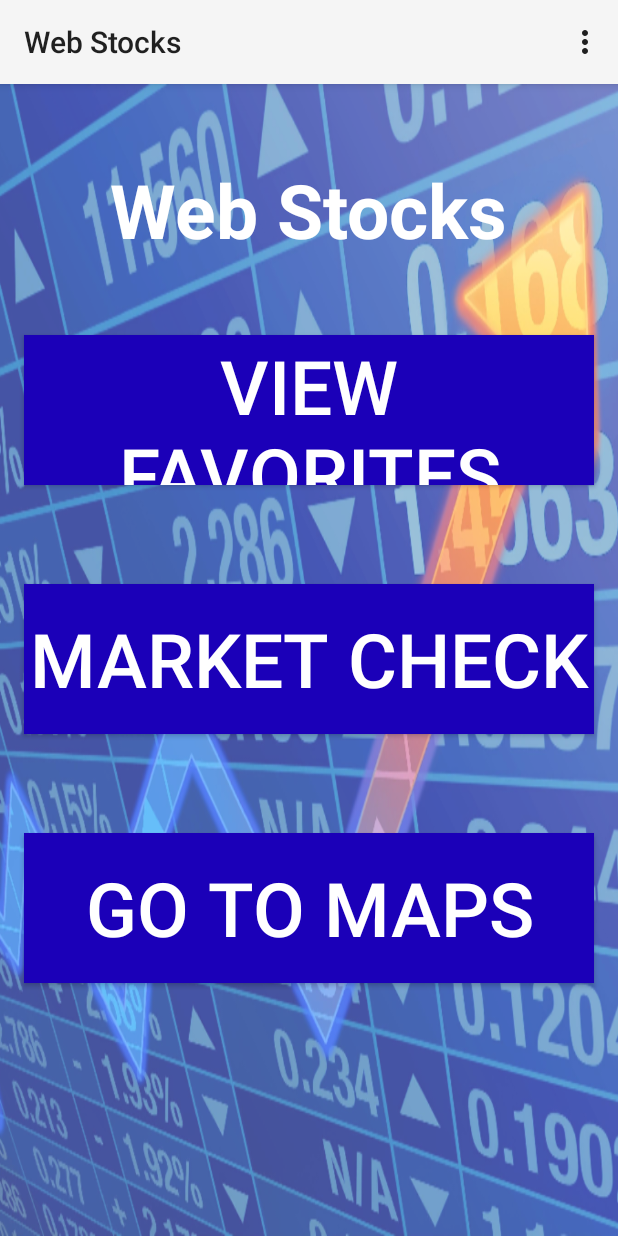
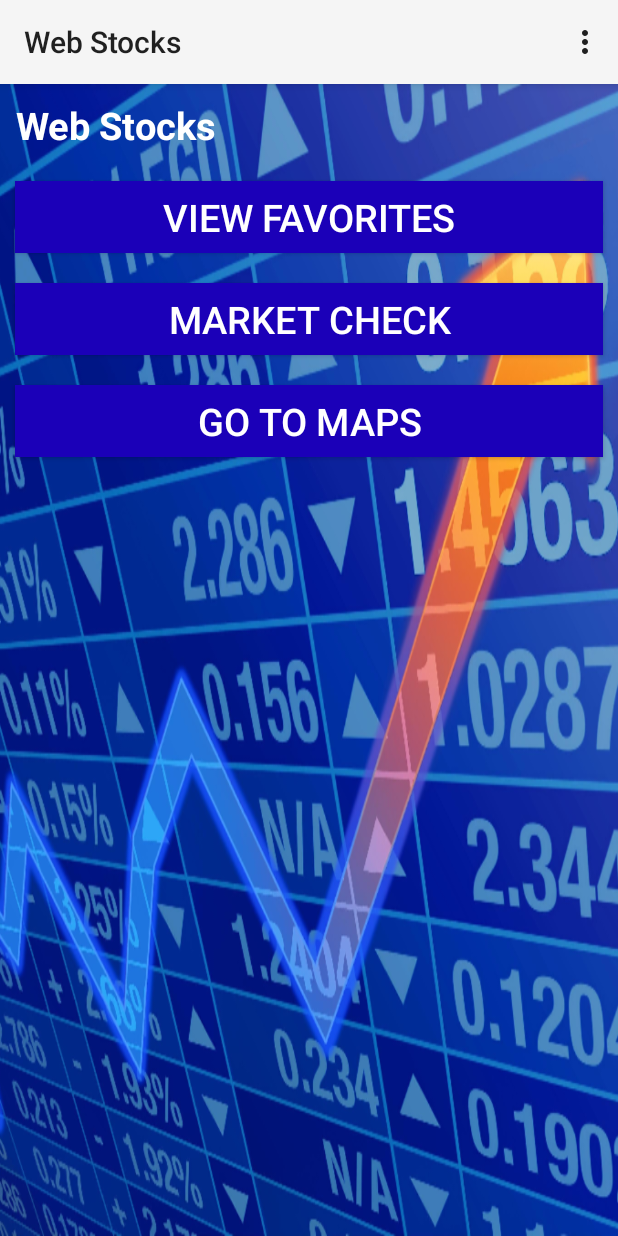
Before and after one commit to JFlah/WebStocks, an Android app: the screen it shows after launch (MainActivity), on a phone screen of 412 x 824 dp. Run offline under Robolectric (Android 15) with nearby library versions, the phone set to English and light mode, and no system bars.

Commit message:
Working with maps and profile photo, some styling done

```diff
--- a/app/src/main/java/com/example/jack/webstocks/MainActivity.java
+++ b/app/src/main/java/com/example/jack/webstocks/MainActivity.java
@@ -2,11 +2,21 @@ package com.example.jack.webstocks;
 
 import android.app.Activity;
 import android.content.Intent;
+import android.graphics.Bitmap;
+import android.graphics.BitmapFactory;
 import android.os.Bundle;
+import android.os.Environment;
 import android.view.Menu;
 import android.view.MenuItem;
 import android.view.View;
 import android.widget.Button;
+import android.widget.ImageView;
+
+import java.io.File;
+import java.io.FileInputStream;
+import java.io.FileNotFoundException;
+import java.io.FileOutputStream;
+import java.io.IOException;
 
 public class MainActivity extends Activity {
 
@@ -17,6 +27,25 @@ public class MainActivity extends Activity {
     protected void onCreate(Bundle savedInstanceState) {
         super.onCreate(savedInstanceState);
         setContentView(R.layout.activity_main);
+
+        ImageView photoPreview = (ImageView)
+                findViewById(R.id.mainPicView);
+        photoPreview.setVisibility(View.INVISIBLE);
+
+        // Set photo if exists
+
+        String path = Environment.getExternalStorageDirectory().toString();
+        File file = new File(path, "ProfilePhoto.jpg");
+
+        try {
+            FileInputStream fis = new FileInputStream(file);
+            Bitmap b = BitmapFactory.decodeStream(fis);
+            b = Bitmap.createScaledBitmap(b, 400, 400, false);
+            photoPreview.setVisibility(View.VISIBLE);
+            photoPreview.setImageBitmap(b);
+        } catch (Exception e) {
+            e.printStackTrace();
+        }
 
         favButton = (Button) findViewById(R.id.viewButton);
         favButton.setOnClickListener(new View.OnClickListener() {
--- a/app/src/main/res/layout/activity_main.xml
+++ b/app/src/main/res/layout/activity_main.xml
@@ -1,78 +1,64 @@
-<RelativeLayout xmlns:android="http://schemas.android.com/apk/res/android"
+<LinearLayout xmlns:android="http://schemas.android.com/apk/res/android"
     xmlns:tools="http://schemas.android.com/tools"
     android:layout_width="match_parent"
     android:layout_height="match_parent"
     android:background="@drawable/stock_bgs"
+    android:orientation="vertical"
     tools:context=".MainActivity">
 
-    <View
-        android:layout_width="match_parent"
-        android:layout_height="match_parent"
-        android:background="#45ffffff"
-
-        android:scaleType="fitXY"/>
-
     <TextView
-        android:layout_marginTop="50dp"
         android:text="@string/title"
-        android:textSize="50sp"
+        android:textSize="25sp"
         android:textStyle="bold"
         android:textColor="#ffffffff"
         android:layout_centerHorizontal="true"
         android:layout_width="wrap_content"
         android:layout_height="wrap_content"
         android:gravity="center_horizontal"
-
+        android:layout_margin="10dp"
         android:id="@+id/title"/>
 
     <Button
         android:layout_width="match_parent"
         android:layout_height="wrap_content"
         android:text="View Favorites"
-        android:height="100dp"
-        android:textSize="50sp"
+        android:textSize="25sp"
         android:id="@+id/viewButton"
-        android:layout_below="@+id/title"
+        android:layout_margin="10dp"
         android:textColor="#ffffffff"
         android:background="#ff1b00b8"
-        android:layout_marginTop="50dp"
-        android:onClick="getStocks"
-        android:layout_marginBottom="@dimen/activity_horizontal_margin"
-        android:layout_marginRight="@dimen/activity_horizontal_margin"
-        android:layout_marginLeft="@dimen/activity_vertical_margin"
-        />
+        android:onClick="getStocks" />
 
     <Button
         android:layout_width="match_parent"
+        android:layout_margin="10dp"
         android:layout_height="wrap_content"
         android:text="@string/button_text"
-        android:height="100dp"
-        android:textSize="50sp"
+        android:textSize="25sp"
         android:id="@+id/button"
-        android:layout_below="@+id/viewButton"
         android:textColor="#ffffffff"
         android:background="#ff1b00b8"
-        android:layout_marginTop="50dp"
         android:onClick="getStocks"
-        android:layout_marginBottom="@dimen/activity_horizontal_margin"
-        android:layout_marginRight="@dimen/activity_horizontal_margin"
-        android:layout_marginLeft="@dimen/activity_vertical_margin"
         />
 
     <Button
         android:layout_width="match_parent"
         android:layout_height="wrap_content"
         android:text="Go to Maps"
-        android:height="100dp"
-        android:textSize="50sp"
+        android:layout_margin="10dp"
+        android:textSize="25sp"
         android:id="@+id/mapButton"
-        android:layout_below="@+id/button"
         android:textColor="#ffffffff"
         android:background="#ff1b00b8"
-        android:layout_marginTop="50dp"
-        android:layout_marginBottom="@dimen/activity_horizontal_margin"
-        android:layout_marginRight="@dimen/activity_horizontal_margin"
-        android:layout_marginLeft="@dimen/activity_vertical_margin"
         />
 
-</RelativeLayout>
+    <ImageView
+        android:id="@+id/mainPicView"
+        android:layout_width="match_parent"
+        android:layout_margin="10dp"
+        android:layout_height="250dp"
+        android:layout_marginStart="80dp"
+        android:layout_marginLeft="80dp"
+        android:contentDescription="Thumbnail" />
+
+</LinearLayout>
--- a/app/src/main/res/layout/stock_row_layout.xml
+++ b/app/src/main/res/layout/stock_row_layout.xml
@@ -2,6 +2,7 @@
 <LinearLayout xmlns:android="http://schemas.android.com/apk/res/android"
     android:orientation="vertical" android:layout_width="match_parent"
     android:layout_height="match_parent"
+    android:backgroundTint="@color/abc_background_cache_hint_selector_material_light"
     >
     <TextView
         android:layout_width="match_parent"
```
Also changed, not shown: app/src/main/AndroidManifest.xml (+12 -7 lines), app/src/main/java/com/example/jack/webstocks/PhotoActivity.java (added, +138 -0 lines), app/src/main/java/com/example/jack/webstocks/ViewActivity.java (+10 -0 lines), app/src/main/res/layout/activity_photo.xml (added, +34 -0 lines), app/src/main/res/layout/activity_research.xml (+7 -0 lines), app/src/main/res/layout/activity_stock.xml (+7 -2 lines), app/src/main/res/layout/activity_view.xml (+37 -11 lines), app/src/main/res/menu/my.xml (added, +8 -0 lines).
